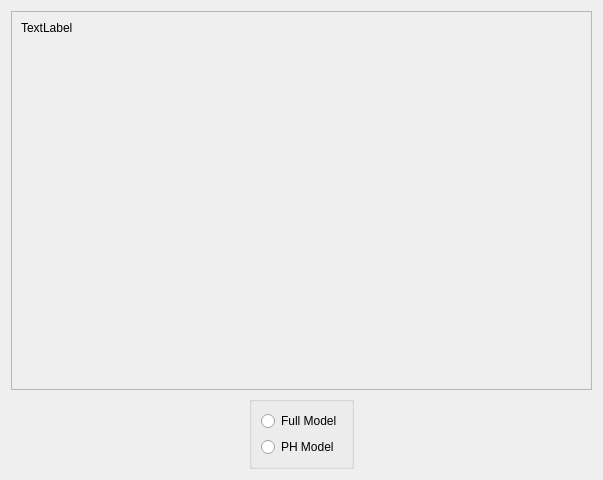
AdamMajer/bshouty-lung-model, file wizard/buttontextpage.ui: the form before one commit.
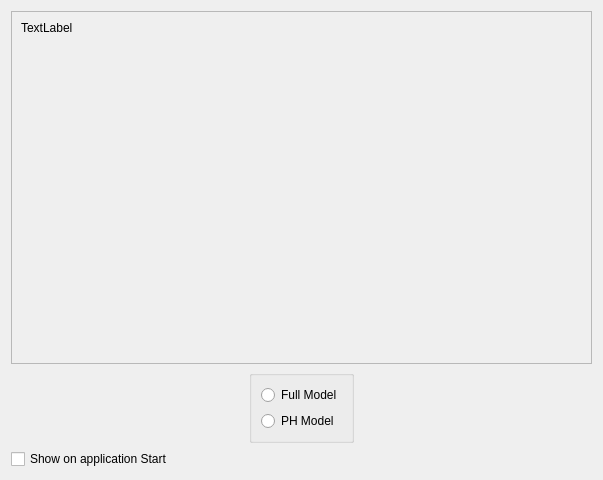
The form after the commit.

Commit message:
Show Wizard on start of application
The use of a QTimer::singleShot() is necessary to allow all drawing
messages to execute and draw the main window prior to start of the
wizard window.

What changed in the file:
```diff
--- a/wizard/buttontextpage.ui
+++ b/wizard/buttontextpage.ui
@@ -28,7 +28,7 @@
         <x>0</x>
         <y>0</y>
         <width>581</width>
-        <height>388</height>
+        <height>361</height>
        </rect>
       </property>
       <layout class="QVBoxLayout" name="verticalLayout_2">
@@ -104,6 +104,13 @@
      </property>
     </spacer>
    </item>
+   <item row="2" column="0" colspan="3">
+    <widget class="QCheckBox" name="show_on_start_checkbox">
+     <property name="text">
+      <string>Show on application Start</string>
+     </property>
+    </widget>
+   </item>
   </layout>
  </widget>
  <resources/>
```
Left out of the diff: 6 changed lines with no effect on the pictures. The commit also changes 6 other files.
